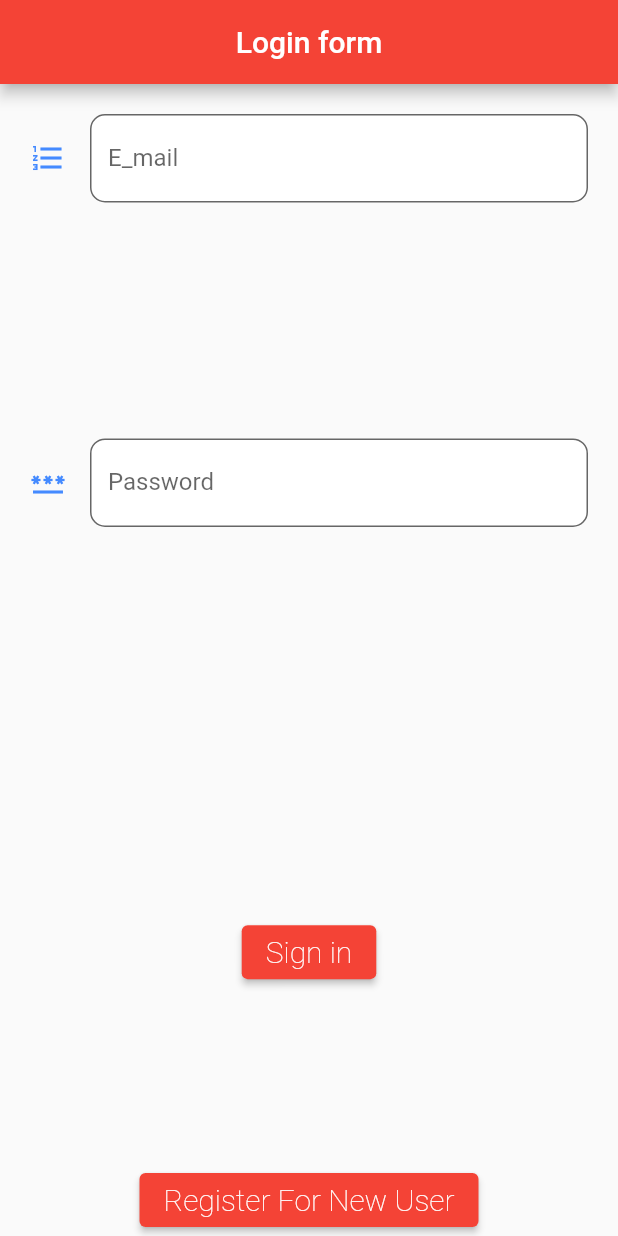
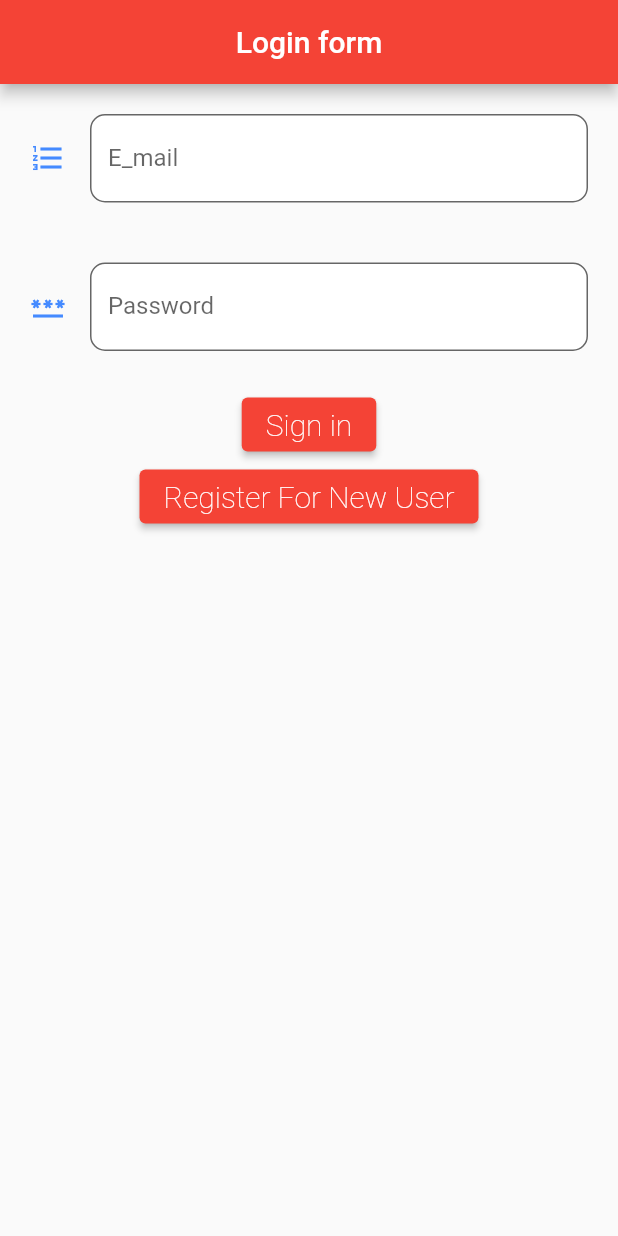
Before and after one commit to AnuLoveCoding/loginandregistration, a Flutter app: the screen it shows after launch, on a phone screen of 412 x 824 dp. Run offline on Flutter 3.47's test engine with Material 2 defaults, Android fonts, the phone set to English and light mode, and no system bars; our stand-ins replace sqflite; accounts and stored records are empty.

```diff
--- a/lib/screens/loginFrom.dart
+++ b/lib/screens/loginFrom.dart
@@ -70,8 +70,6 @@ class _LoginFormState extends State<LoginForm>{
         title: Text('Login form'),
       ),
        body: Column(
-         mainAxisAlignment: MainAxisAlignment.spaceBetween,
-         crossAxisAlignment: CrossAxisAlignment.center,
         children: [
            feilds(name: 'E_mail', controller: email_con, icon: (Icons.format_list_numbered)),
            feilds(name: 'Password', controller: pass_con, icon: (Icons.password)),
```
Also changed, not shown: lib/screens/Firstpage.dart (+13 -2 lines), 10 other files.
